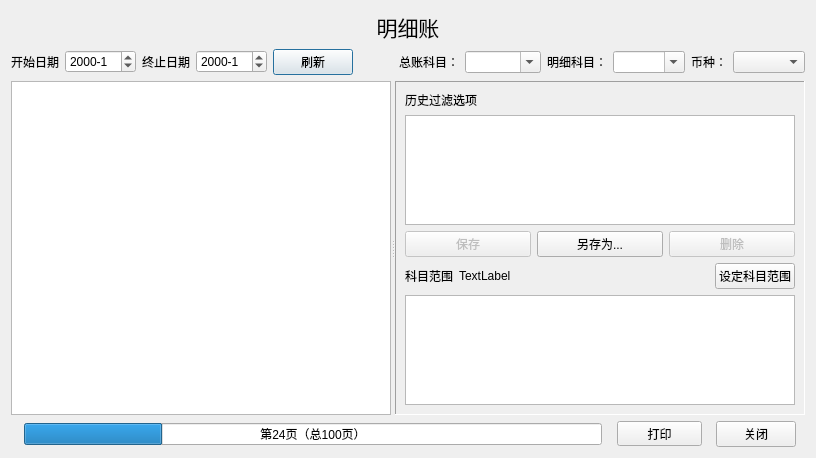
This is forms/showdzdialog2.ui in wangkungit5905/PzAssistant as Qt 5 draws it before an edit. The edited form follows.
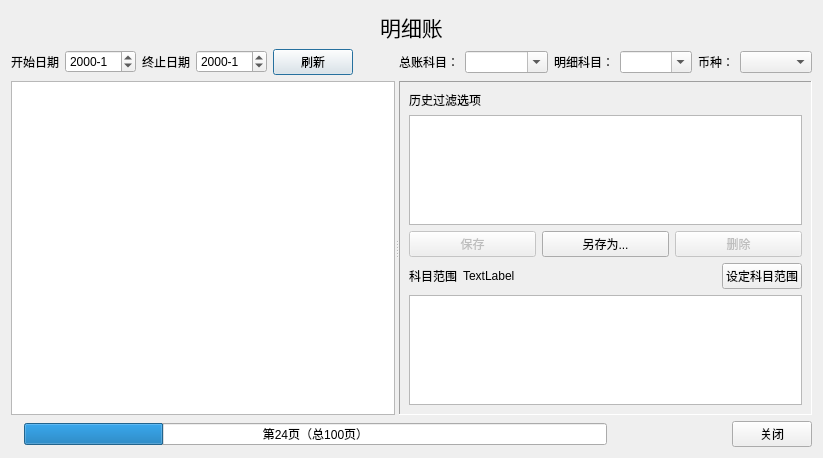
This is the edited form.

The edit to the form file:
```diff
--- a/forms/showdzdialog2.ui
+++ b/forms/showdzdialog2.ui
@@ -6,7 +6,7 @@
    <rect>
     <x>0</x>
     <y>0</y>
-    <width>816</width>
+    <width>823</width>
     <height>458</height>
    </rect>
   </property>
@@ -306,41 +306,6 @@
          </property>
         </spacer>
        </item>
-       <item>
-        <widget class="QToolButton" name="btnPrint">
-         <property name="sizePolicy">
-          <sizepolicy hsizetype="Fixed" vsizetype="Fixed">
-           <horstretch>0</horstretch>
-           <verstretch>0</verstretch>
-          </sizepolicy>
-         </property>
-         <property name="minimumSize">
-          <size>
-           <width>85</width>
-           <height>10</height>
-          </size>
-         </property>
-         <property name="text">
-          <string>打印</string>
-         </property>
-         <property name="popupMode">
-          <enum>QToolButton::InstantPopup</enum>
-         </property>
-        </widget>
-       </item>
-       <item>
-        <spacer name="horizontalSpacer_3">
-         <property name="orientation">
-          <enum>Qt::Horizontal</enum>
-         </property>
-         <property name="sizeHint" stdset="0">
-          <size>
-           <width>40</width>
-           <height>20</height>
-          </size>
-         </property>
-        </spacer>
-       </item>
        <item>
         <widget class="QPushButton" name="btnClose">
          <property name="text">
@@ -348,19 +313,6 @@
          </property>
         </widget>
        </item>
-       <item>
-        <spacer name="horizontalSpacer_5">
-         <property name="orientation">
-          <enum>Qt::Horizontal</enum>
-         </property>
-         <property name="sizeHint" stdset="0">
-          <size>
-           <width>40</width>
-           <height>20</height>
-          </size>
-         </property>
-        </spacer>
-       </item>
       </layout>
      </item>
     </layout>
```
